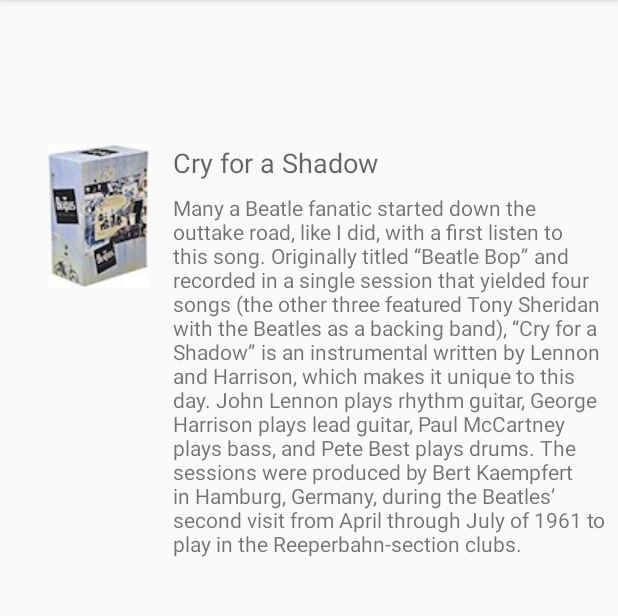
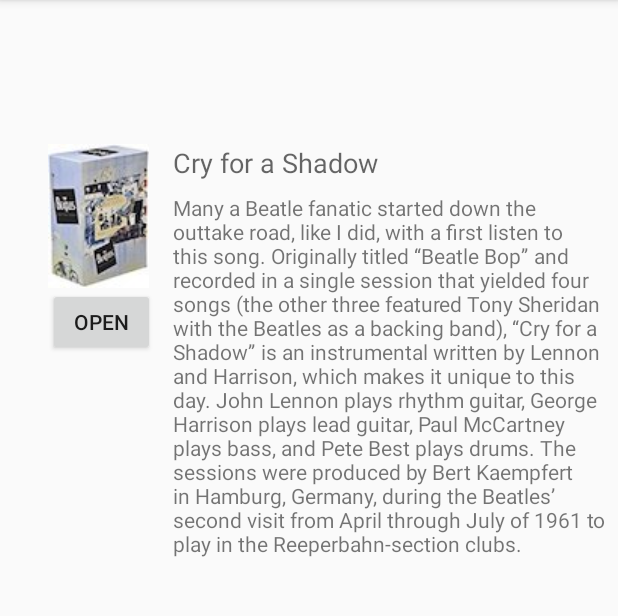
Before and after one commit to android-java-certification/FragmentExample, an Android app: the screen it shows after launch (MainActivity), on a phone screen of 412 x 824 dp, the part 84-700 px from its top. Run offline under Robolectric (Android 15) with nearby library versions, the phone set to English and light mode, and no system bars.

Commit message:
no message

```diff
--- a/app/src/main/java/com/example/android/fragmentexample1/SimpleFragment.java
+++ b/app/src/main/java/com/example/android/fragmentexample1/SimpleFragment.java
@@ -21,6 +21,10 @@ public class SimpleFragment extends Fragment {
 
     public SimpleFragment() {
         // Required empty public constructor
+    }
+
+    public static SimpleFragment newInstance() {
+        return new SimpleFragment();
     }
 
     @Override
--- a/app/src/main/res/layout/activity_main.xml
+++ b/app/src/main/res/layout/activity_main.xml
@@ -34,6 +34,17 @@
         app:layout_constraintLeft_toLeftOf="parent"
         app:layout_constraintTop_toTopOf="parent"
         app:srcCompat="@drawable/beatles_anthology_box"/>
+
+    <Button
+        android:id="@+id/open_button"
+        android:layout_width="71dp"
+        android:layout_height="45dp"
+        android:layout_marginLeft="@dimen/image_left_margin"
+        android:layout_marginTop="@dimen/body_top_margin"
+        android:text="OPEN"
+        app:layout_constraintLeft_toLeftOf="parent"
+        app:layout_constraintTop_toTopOf="@id/imageView"
+        app:srcCompat="@drawable/beatles_anthology_box" />
 
     <TextView
         android:id="@+id/title"
@@ -73,12 +84,10 @@
             tools:layout_editor_absoluteY="288dp"/>
     </ScrollView>
     <FrameLayout
-        android:id="@+id/fragment"
-        android:name="com.example.android.fragmentexample1.SimpleFragment"
+        android:id="@+id/fragment_container"
         android:layout_width="0dp"
         android:layout_height="wrap_content"
         app:layout_constraintLeft_toLeftOf="parent"
         app:layout_constraintRight_toRightOf="parent"
-        app:layout_constraintTop_toTopOf="parent"
-        tools:layout="@layout/fragment_simple" />
+        app:layout_constraintTop_toTopOf="parent" />
 </android.support.constraint.ConstraintLayout>
```
Also changed, not shown: app/src/main/java/com/example/android/fragmentexample1/MainActivity.java (+74 -0 lines).
